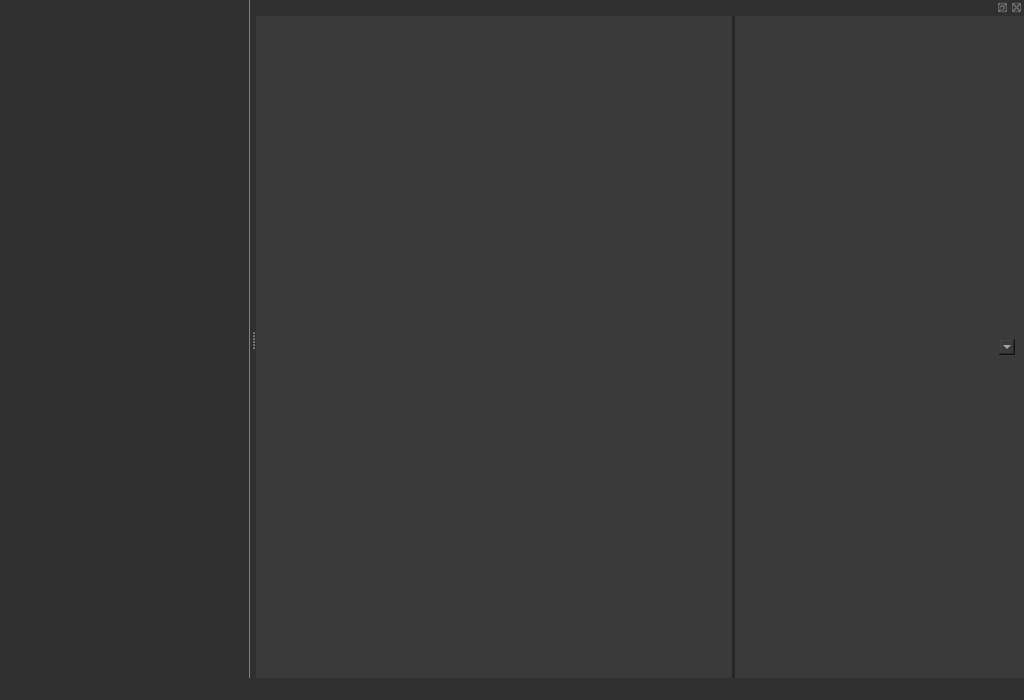
This is LEO_sniffy/mainwindow.ui in jirik09/Sniffy as Qt 5 draws it before an edit. The edited form follows.
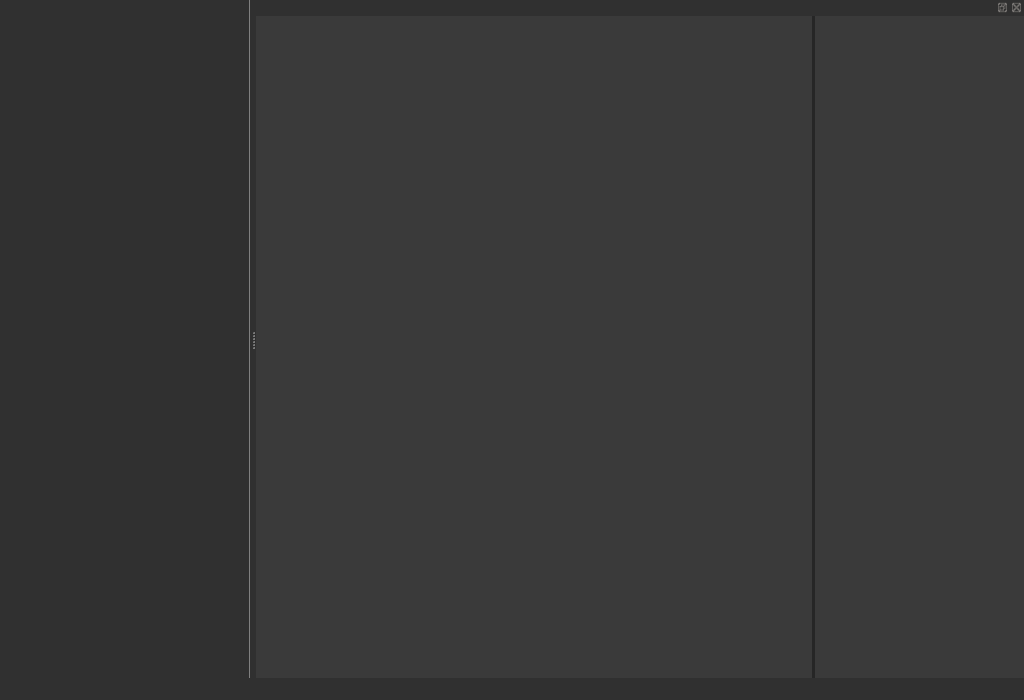
This is the edited form. Icons and pictures are not drawn.

What changed in the file:
```diff
--- a/LEO_sniffy/mainwindow.ui
+++ b/LEO_sniffy/mainwindow.ui
@@ -261,8 +261,23 @@
          </size>
         </property>
         <layout class="QVBoxLayout" name="verticalLayout_2">
+         <property name="spacing">
+          <number>5</number>
+         </property>
+         <property name="leftMargin">
+          <number>5</number>
+         </property>
+         <property name="topMargin">
+          <number>5</number>
+         </property>
+         <property name="rightMargin">
+          <number>5</number>
+         </property>
+         <property name="bottomMargin">
+          <number>5</number>
+         </property>
          <item>
-          <widget class="QComboBox" name="comboBox"/>
+          <layout class="QVBoxLayout" name="verticalLayout_specification"/>
          </item>
         </layout>
        </widget>
```
Left out of the diff: 6 changed lines with no effect on the pictures.
